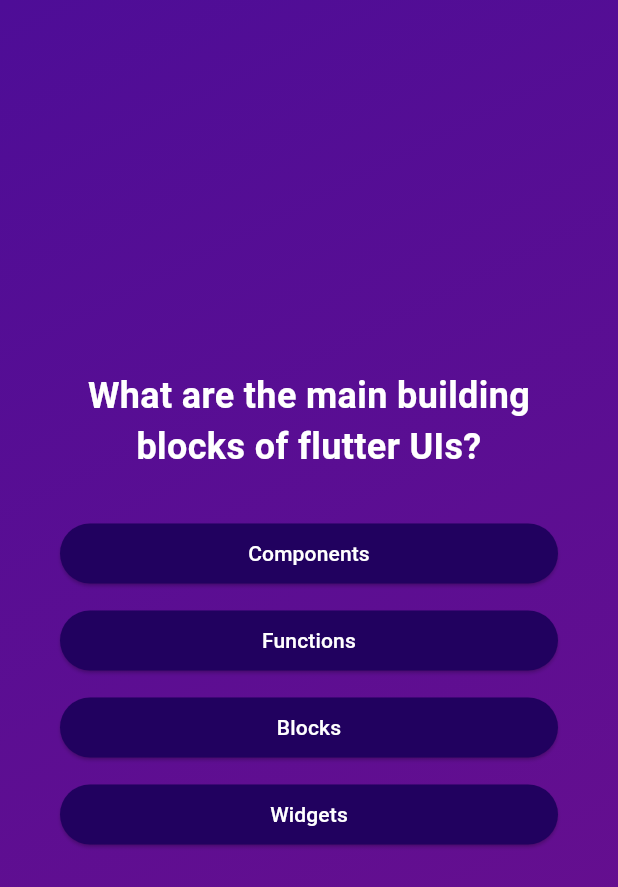
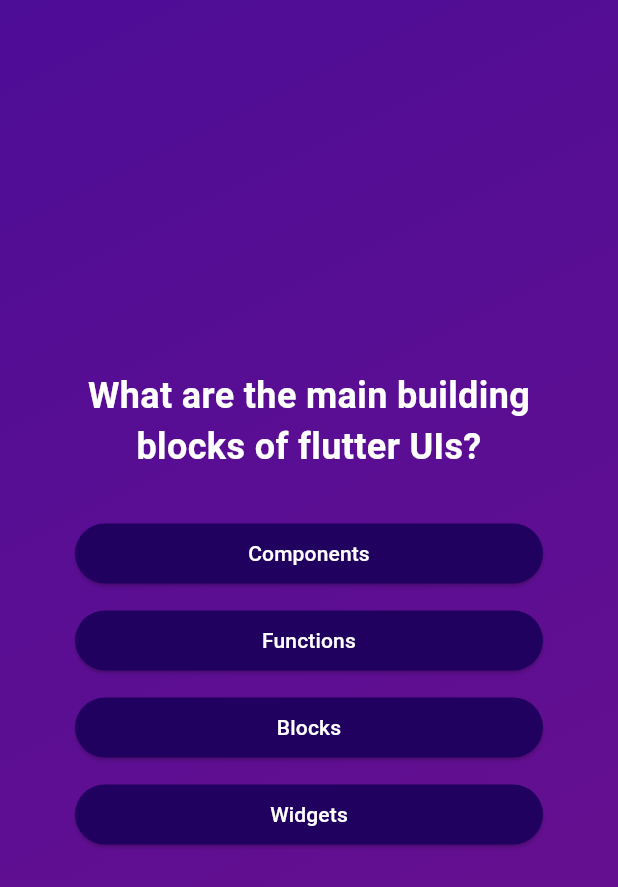
Before and after one commit to Desmond235/QuizApp, a Flutter app: the screen it shows after launch, after a tap on "Start Quiz", on a phone screen of 412 x 824 dp. Shown: the top 887 px of the screen. Run offline on Flutter 3.47's test engine with Material 2 defaults, Android fonts, the phone set to English and light mode, and no system bars; our stand-ins replace google_fonts; Roboto replaces fonts that are missing (Sanchez).

Commit message:
modified quiz_page file

```diff
--- a/lib/quiz_page.dart
+++ b/lib/quiz_page.dart
@@ -29,7 +29,7 @@ class _QuizPageState extends State<QuizPage> {
     }
     return Scaffold(
       body: Container(
-        // padding: const EdgeInsets.all(10),
+         padding: const EdgeInsets.all(10),
         decoration: const BoxDecoration(
           gradient: LinearGradient(
             begin: Alignment.topLeft,
```
